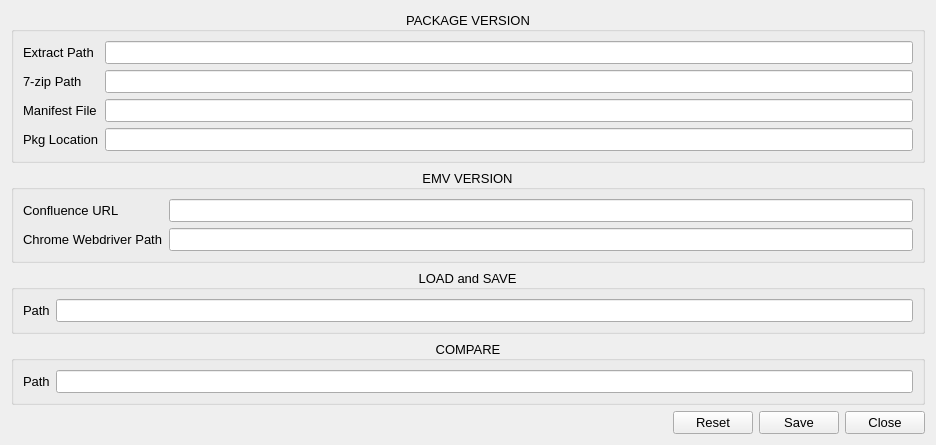
Above: gui/settings.ui from jonngo/opt_version_checker before the change. Below: the same form after it.
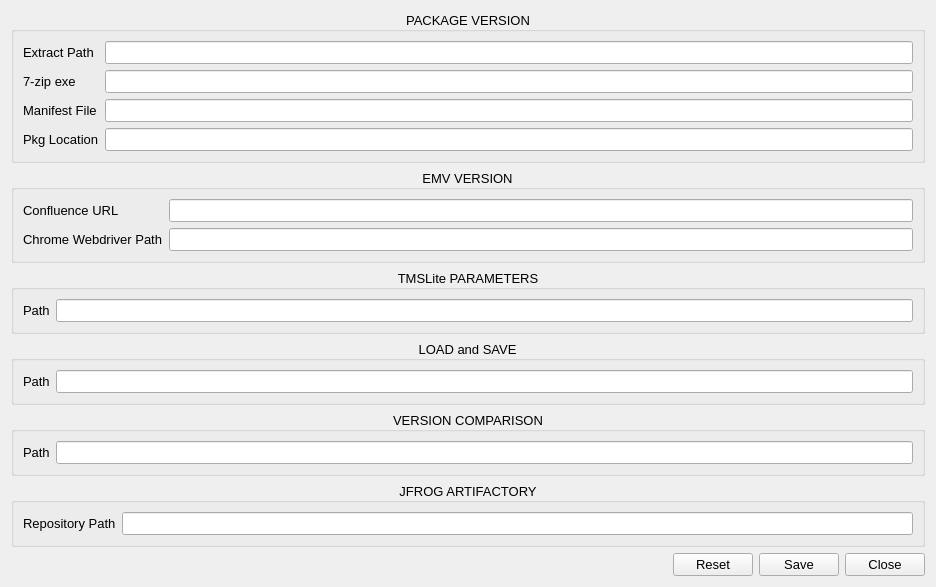
That is the form after the change. Icons and pictures are not drawn.

Commit message: Added Settings logic and included Jfrog in Settings.

The edit to the form file:
```diff
--- a/gui/settings.ui
+++ b/gui/settings.ui
@@ -7,7 +7,7 @@
     <x>0</x>
     <y>0</y>
     <width>936</width>
-    <height>326</height>
+    <height>420</height>
    </rect>
   </property>
   <property name="windowTitle">
@@ -67,7 +67,7 @@
       <item row="1" column="0">
        <widget class="QLabel" name="settings_seven_zip_path_label">
         <property name="text">
-         <string>7-zip Path</string>
+         <string>7-zip exe</string>
         </property>
        </widget>
       </item>
@@ -121,6 +121,33 @@
      </layout>
     </widget>
    </item>
+   <item>
+    <widget class="QGroupBox" name="tms_group_box">
+     <property name="font">
+      <font>
+       <pointsize>10</pointsize>
+      </font>
+     </property>
+     <property name="title">
+      <string>TMSLite PARAMETERS</string>
+     </property>
+     <property name="alignment">
+      <set>Qt::AlignCenter</set>
+     </property>
+     <layout class="QGridLayout" name="gridLayout_2">
+      <item row="0" column="0">
+       <widget class="QLabel" name="settings_tms_path_label">
+        <property name="text">
+         <string>Path</string>
+        </property>
+       </widget>
+      </item>
+      <item row="0" column="1">
+       <widget class="QLineEdit" name="settings_tms_path_line_edit"/>
+      </item>
+     </layout>
+    </widget>
+   </item>
    <item>
     <widget class="QGroupBox" name="load_save_group_box">
      <property name="font">
@@ -156,7 +183,7 @@
       </font>
      </property>
      <property name="title">
-      <string>COMPARE</string>
+      <string>VERSION COMPARISON</string>
      </property>
      <property name="alignment">
       <set>Qt::AlignCenter</set>
@@ -175,6 +202,33 @@
      </layout>
     </widget>
    </item>
+   <item>
+    <widget class="QGroupBox" name="artifactory_group_box">
+     <property name="font">
+      <font>
+       <pointsize>10</pointsize>
+      </font>
+     </property>
+     <property name="title">
+      <string>JFROG ARTIFACTORY</string>
+     </property>
+     <property name="alignment">
+      <set>Qt::AlignCenter</set>
+     </property>
+     <layout class="QGridLayout" name="gridLayout">
+      <item row="0" column="0">
+       <widget class="QLabel" name="settings_jfrog_rep_path_label">
+        <property name="text">
+         <string>Repository Path</string>
+        </property>
+       </widget>
+      </item>
+      <item row="0" column="1">
+       <widget class="QLineEdit" name="settings_jfrog_path_line_edit"/>
+      </item>
+     </layout>
+    </widget>
+   </item>
    <item>
     <layout class="QHBoxLayout" name="horizontalLayout_3">
      <item>
```
The commit also changes 2 other files.
